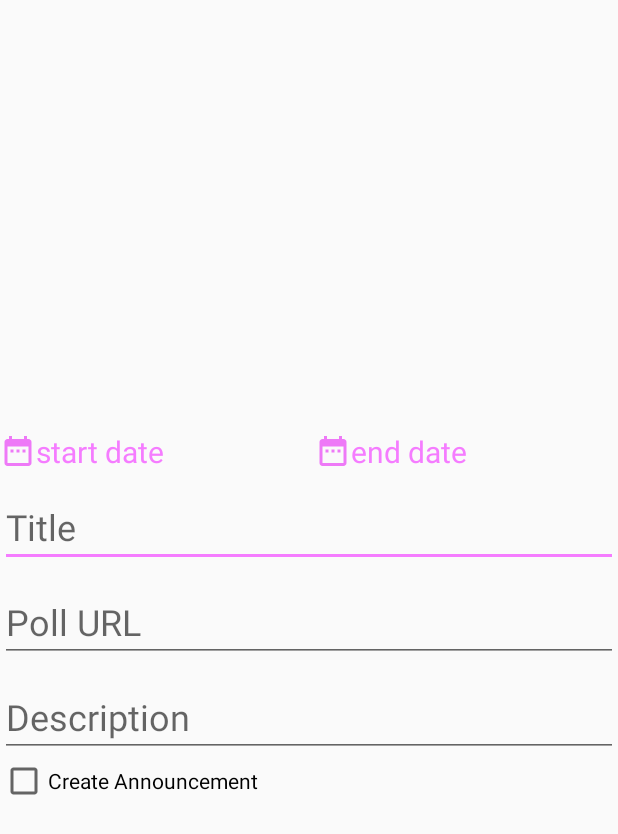
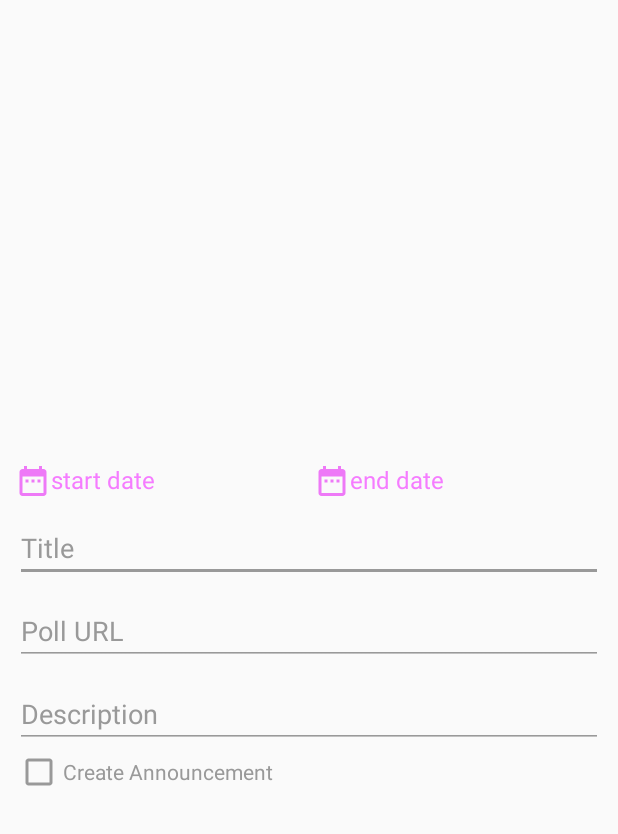
Before and after one commit to tyrusheebhammer/wow-guild-manager, an Android app: the layout dialog_new_guild_poll.xml on its own in the app's theme, with its tools: preview values and no code run, on a phone screen of 412 x 824 dp. Shown: the top 834 px of the screen. Run offline under Robolectric (Android 15) with nearby library versions, the phone set to English and light mode, and no system bars.

Commit message:
updated the alert dialog appearance

```diff
--- a/android-app/app/src/main/java/com/sonnebtb/wowguildmanager/guildinteraction/GuildInteractionActivity.kt
+++ b/android-app/app/src/main/java/com/sonnebtb/wowguildmanager/guildinteraction/GuildInteractionActivity.kt
@@ -60,7 +60,7 @@ class GuildInteractionActivity : AppCompatActivity(), PollsEventClickListener, C
     }
 
     fun showAddPollDialog() {
-        val builder = AlertDialog.Builder(this)
+        val builder = AlertDialog.Builder(this, R.style.AlertDialogCustom)
         //Set options
         builder.setTitle("New Guild Poll")
 
@@ -75,7 +75,7 @@ class GuildInteractionActivity : AppCompatActivity(), PollsEventClickListener, C
     }
 
     fun showAddEventDialog() {
-        val builder = AlertDialog.Builder(this)
+        val builder = AlertDialog.Builder(this, R.style.AlertDialogCustom)
         //Set options
         builder.setTitle("New Event")
 
@@ -90,7 +90,7 @@ class GuildInteractionActivity : AppCompatActivity(), PollsEventClickListener, C
     }
 
     fun showAddAnnouncementDialog() {
-        val builder = AlertDialog.Builder(this)
+        val builder = AlertDialog.Builder(this, R.style.AlertDialogCustom)
         //Set options
         builder.setTitle("New Announcement")
 
--- /dev/null
+++ b/android-app/app/src/main/res/color/checkbox_selector_color.xml
@@ -0,0 +1,7 @@
+<?xml version="1.0" encoding="utf-8"?>
+<selector xmlns:android="http://schemas.android.com/apk/res/android">
+    <item android:color="@color/colorTextDescription"
+        android:state_checked="false"/>
+    <item android:color="@color/colorAccent"
+        android:state_checked="true"/>
+</selector>
--- a/android-app/app/src/main/res/layout/dialog_new_guild_poll.xml
+++ b/android-app/app/src/main/res/layout/dialog_new_guild_poll.xml
@@ -4,7 +4,8 @@
     android:orientation="vertical"
     android:layout_width="match_parent"
     android:layout_height="match_parent"
-    >
+    android:paddingHorizontal="10dp"
+    android:paddingTop="15dp">
 
     <TextView
         android:id="@+id/new_poll_start_date"
@@ -15,7 +16,7 @@
         app:layout_constraintBottom_toTopOf="@id/new_poll_title_edit_text"
         app:layout_constraintVertical_chainStyle="packed"
         android:layout_marginBottom="10dp"
-        android:textSize="20sp"
+        android:textSize="16sp"
         android:text="start date"
         android:textColor="@color/colorAccent"
         android:drawableLeft="@drawable/ic_date_range_pink_24dp"
@@ -29,7 +30,7 @@
         android:textColor="@color/colorAccent"
         android:drawableLeft="@drawable/ic_date_range_pink_24dp"
         android:text="end date"
-        android:textSize="20sp"
+        android:textSize="16sp"
         app:layout_constraintBottom_toTopOf="@id/new_poll_title_edit_text"
         app:layout_constraintLeft_toRightOf="@id/new_poll_start_date"
         app:layout_constraintRight_toRightOf="parent"
@@ -42,9 +43,9 @@
         app:layout_constraintTop_toBottomOf="@id/new_poll_start_date"
         app:layout_constraintBottom_toTopOf="@id/new_poll_url_edit_text"
         android:layout_marginBottom="10dp"
-        android:textSize="24sp"
         android:hint="@string/announcement_title_hint"
         android:inputType="textCapWords"
+        style="@style/DialogEditText"
         />
 
     <EditText
@@ -54,9 +55,9 @@
         android:layout_marginBottom="10dp"
         android:hint="@string/new_poll_url_hint"
         android:inputType="textCapWords"
-        android:textSize="24sp"
         app:layout_constraintBottom_toTopOf="@id/new_poll_description_edit_text"
         app:layout_constraintTop_toBottomOf="@id/new_poll_title_edit_text"
+        style="@style/DialogEditText"
         />
 
     <EditText
@@ -65,9 +66,9 @@
         android:layout_height="wrap_content"
         app:layout_constraintTop_toBottomOf="@id/new_poll_url_edit_text"
         app:layout_constraintBottom_toTopOf="@id/create_announcement_checkbox"
-        android:textSize="24sp"
         android:hint="@string/announcement_description_hint"
         android:inputType="textCapSentences"
+        style="@style/DialogEditText"
         />
 
     <CheckBox
@@ -77,7 +78,9 @@
         app:layout_constraintTop_toBottomOf="@id/new_poll_description_edit_text"
         app:layout_constraintLeft_toLeftOf="parent"
         app:layout_constraintBottom_toBottomOf="parent"
-        android:text="Create Announcement"
+        android:text="@string/create_announcement"
+        android:buttonTint="@color/checkbox_selector_color"
+        android:textColor="@color/checkbox_selector_color"
         />
 
 </androidx.constraintlayout.widget.ConstraintLayout>
--- a/android-app/app/src/main/res/values/strings.xml
+++ b/android-app/app/src/main/res/values/strings.xml
@@ -12,4 +12,5 @@
     <string name="announcement_title_hint">Title</string>
     <string name="announcement_description_hint">Description</string>
     <string name="new_poll_url_hint">Poll URL</string>
+    <string name="create_announcement">Create Announcement</string>
 </resources>
--- a/android-app/app/src/main/res/values/styles.xml
+++ b/android-app/app/src/main/res/values/styles.xml
@@ -10,12 +10,25 @@
 
     </style>
 
-    <style name="AlertDialogTheme" parent="ThemeOverlay.AppCompat.Dialog.Alert">
-        <item name="android:windowBackground">@color/colorCardBackground</item>
-        <item name="android:radius">10dp</item>
-        <item name="android:strokeWidth">0.5</item>
-        <item name="android:strokeColor">@color/colorAccent</item>
+    <style name="DialogEditText">
+        <item name="android:textColor">@color/colorTextDescription</item>
+        <item name="android:textColorHint">@color/colorTextDescription</item>
+        <item name="android:backgroundTint">@color/colorTextDescription</item>
+        <item name="android:buttonTint">@color/colorTextDescription</item>
+        <item name="android:colorControlActivated">@color/colorAccent</item>
+        <item name="android:textSize">18sp</item>
+    </style>
 
+    <style name="AlertDialogCustom" parent="Theme.MaterialComponents.Light.Dialog.Alert">
+        <item name="colorAccent">@color/colorAccent</item>
+        <item name="textColorAlertDialogListItem">@color/colorTextDescription</item>
+        <item name="android:windowBackground">@drawable/alert_window_background</item>
+    </style>
+
+    <style name="AlertButtonCustom" parent="Widget.MaterialComponents.Button.OutlinedButton">
+        <item name="strokeColor">@color/colorAccent</item>
+        <item name="rippleColor">@color/colorAccent</item>
+        <item name="android:strokeWidth">1</item>
     </style>
 
     <style name="AppTheme.AppBarOverlay" parent="ThemeOverlay.AppCompat.Dark.ActionBar" />
```
Also changed, not shown: android-app/app/src/main/res/drawable/alert_window_background.xml (added, +14 -0 lines), android-app/app/src/main/res/layout/dialog_new_announcement.xml (+5 -3 lines), android-app/app/src/main/res/layout/dialog_new_event.xml (+6 -4 lines).
